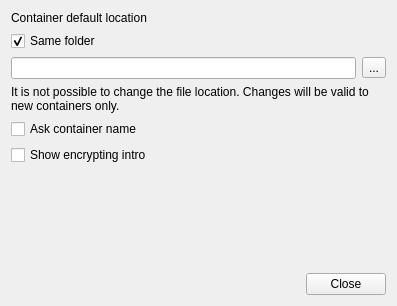
Above: crypto/ui/SettingsDialog.ui from open-eid/qdigidoc before the change. Below: the same form after it.
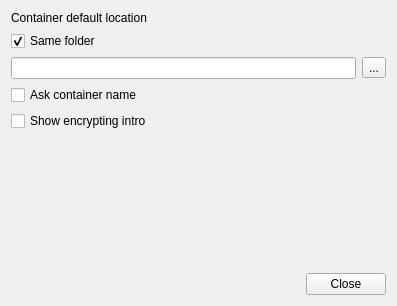
That is the form after the change.

```diff
--- a/crypto/ui/SettingsDialog.ui
+++ b/crypto/ui/SettingsDialog.ui
@@ -52,16 +52,6 @@
      </item>
     </layout>
    </item>
-   <item>
-    <widget class="QLabel" name="defaultDirLabel">
-     <property name="text">
-      <string>It is not possible to change the file location. Changes will be valid to new containers only.</string>
-     </property>
-     <property name="wordWrap">
-      <bool>true</bool>
-     </property>
-    </widget>
-   </item>
    <item>
     <widget class="QCheckBox" name="askSaveAs">
      <property name="text">
```
